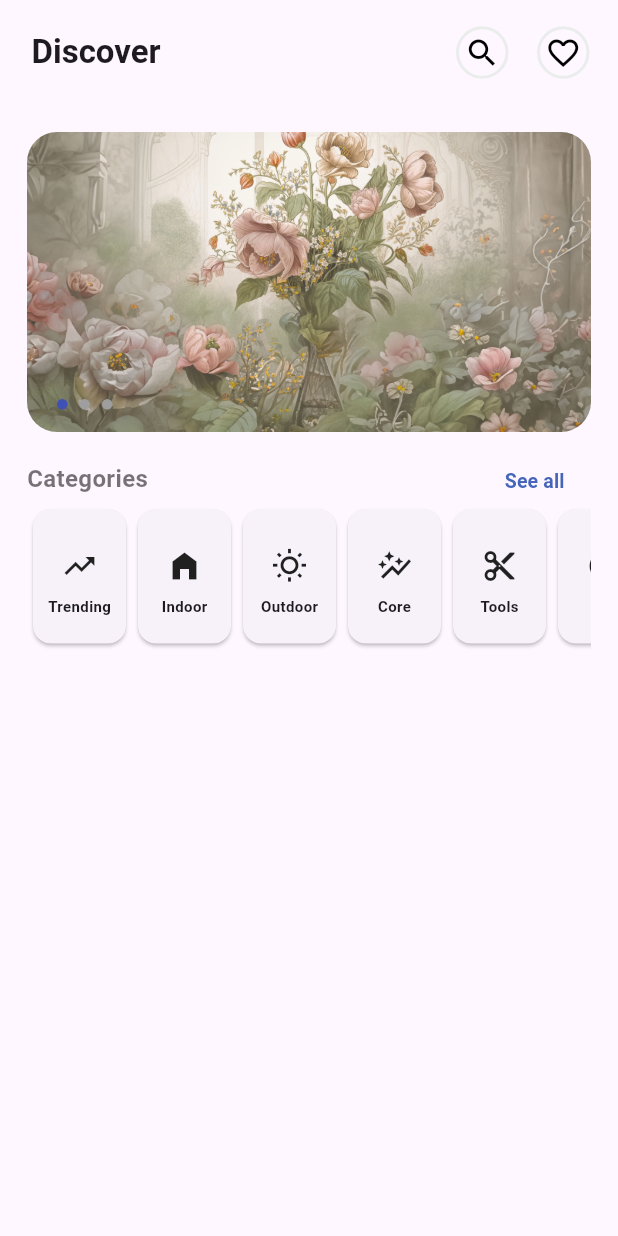
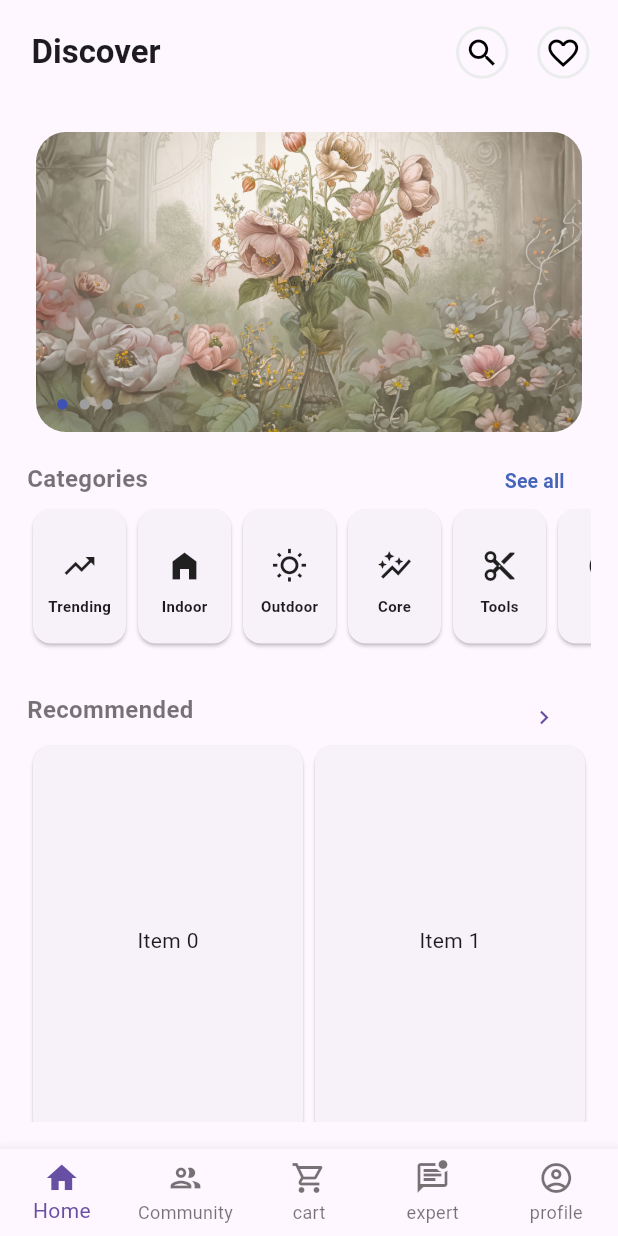
Before and after one commit to danilamdv/flower_app1, a Flutter app: the screen it shows after launch, on a phone screen of 412 x 824 dp. Run offline on Flutter 3.47's test engine with Material 3 defaults, Android fonts, the light colour scheme and no system bars; drawn by our look-alikes of smooth_page_indicator.

Commit message:
18.05.2024

```diff
--- a/lib/main.dart
+++ b/lib/main.dart
@@ -1,6 +1,8 @@
 import 'package:flower_app/appbar/custom_appbar.dart';
 import 'package:flower_app/body_widgets/home_screen/sliver_content1.dart';
 import 'package:flower_app/body_widgets/home_screen/sliver_content2.dart';
+import 'package:flower_app/body_widgets/home_screen/sliver_content3.dart';
+import 'package:flower_app/body_widgets/home_screen/slivergrid_content4.dart';
 import 'package:flutter/material.dart';
 
 void main(List<String> args) {
@@ -8,7 +10,7 @@ void main(List<String> args) {
 }
 
 class MyApp extends StatefulWidget {
-  MyApp({super.key});
+  MyApp({Key? key}) : super(key: key);
 
   @override
   State<MyApp> createState() => _MyAppState();
@@ -16,7 +18,7 @@ class MyApp extends StatefulWidget {
 
 class _MyAppState extends State<MyApp> {
   final PageController _pageController = PageController();
-  // PageController'ı burada oluşturun
+
   @override
   Widget build(BuildContext context) {
     return MaterialApp(
@@ -36,10 +38,41 @@ class _MyAppState extends State<MyApp> {
                   ),
                 ),
                 SliverContent2(),
+                SliverToBoxAdapter(
+                  child: SizedBox(
+                    height: 20,
+                  ),
+                ),
+                SliverContent3(),
+                CustomSliverGrid(),
               ],
             ),
           ),
+          bottomNavigationBar: BottomNavigationBar(
+            type: BottomNavigationBarType.fixed,
+            items: <BottomNavigationBarItem>[
+              BottomNavigationBarItem(
+                icon: Icon(Icons.home),
+                label: 'Home',
               ),
-    );
+              BottomNavigationBarItem(
+                icon: Icon(Icons.people_outline_outlined),
+                label: 'Community',
+              ),
+              BottomNavigationBarItem(
+                icon: Icon(Icons.shopping_cart_outlined),
+                label: 'cart',
+              ),
+              BottomNavigationBarItem(
+                icon: Icon(Icons.mark_unread_chat_alt_outlined),
+                label: 'expert',
+              ),
+              BottomNavigationBarItem(
+                icon: Icon(Icons.account_circle_outlined),
+                label: 'profile',
+              ),
+            ],
+          ),
+        ));
   }
 }
```
Also changed, not shown: lib/body_widgets/home_screen/sliver_content1.dart (+25 -20 lines), lib/body_widgets/home_screen/sliver_content3.dart (added, +44 -0 lines), lib/body_widgets/home_screen/slivergrid_content4.dart (added, +26 -0 lines). Lines whose indentation alone changed are shown as unchanged.
